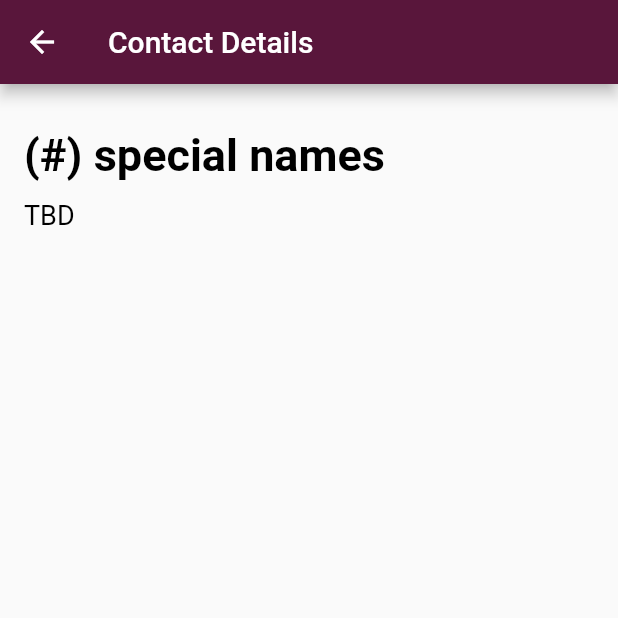
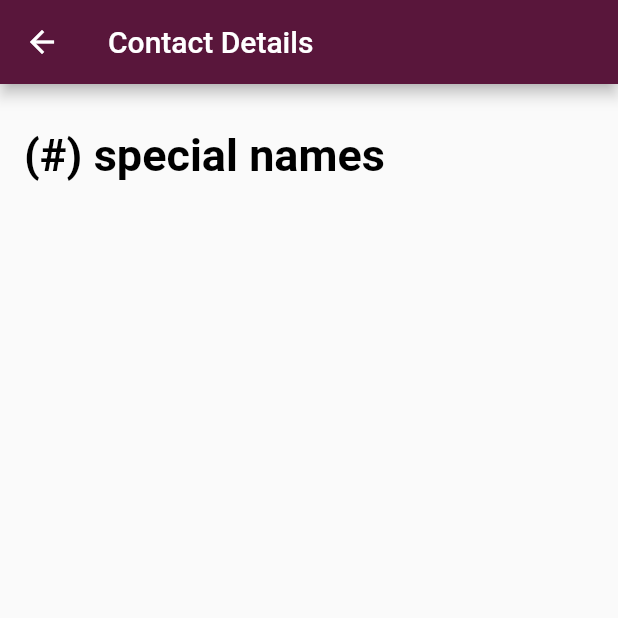
Before and after one commit to Dan-Ilies/flutter_challenge_contacts, a Flutter app: the ContactsListScreen screen opened by its route, after a tap on "(#) special names", on a phone screen of 412 x 824 dp, the top half of it. Run offline on Flutter 3.47's test engine with Material 2 defaults, Android fonts, the phone set to English and light mode, and no system bars; our stand-ins replace bloc, equatable, flutter_bloc; Roboto replaces fonts that are missing (Arial).

Commit message:
Add unit tests for Contacts List Bloc. Final clean-up.

```diff
--- a/lib/app/app.dart
+++ b/lib/app/app.dart
@@ -1,5 +1,4 @@
 
-import 'package:challenge_about_you/core/contacts_list/contacts_list_screen.dart';
 import 'package:challenge_about_you/navigation/app_router.dart';
 import 'package:challenge_about_you/navigation/routes.dart';
 import 'package:challenge_about_you/theme/colors.dart';
--- a/lib/core/contact_details/contact_details_screen.dart
+++ b/lib/core/contact_details/contact_details_screen.dart
@@ -18,20 +18,9 @@ class ContactDetailsScreen extends StatelessWidget {
       ),
       body: Padding(
         padding: const EdgeInsets.fromLTRB(16, 30, 16, 0),
-        child: Column(
-          mainAxisAlignment: MainAxisAlignment.start,
-          crossAxisAlignment: CrossAxisAlignment.start,
-          children: [
-            Text(
-              _contactName,
-              style: AppTextStyles.mainHeader(),
-            ),
-            const SizedBox(height: 12),
-            Text(
-              'TBD',
-              style: AppTextStyles.mainText(fontSize: 18),
-            ),
-          ],
+        child: Text(
+          _contactName,
+          style: AppTextStyles.mainHeader(),
         ),
       ),
     );
--- a/lib/core/contacts_list/bloc/contacts_list_bloc.dart
+++ b/lib/core/contacts_list/bloc/contacts_list_bloc.dart
@@ -1,5 +1,3 @@
-import 'dart:async';
-
 import 'package:bloc/bloc.dart';
 import 'package:challenge_about_you/data/models/contact.dart';
 import 'package:challenge_about_you/data/repositories/contacts_repository.dart';
--- a/lib/core/contacts_list/contacts_list_screen.dart
+++ b/lib/core/contacts_list/contacts_list_screen.dart
@@ -98,7 +98,7 @@ class ContactsListScreen extends StatelessWidget implements GroupedListDelegate
             crossAxisAlignment: CrossAxisAlignment.start,
             children: [
               Text(
-                'Dan - The Author',
+                'Dan Ilies',
                 style: AppTextStyles.mainText(fontWeight: FontWeight.w600),
               ),
               const SizedBox(height: 12),
--- a/lib/data/api/contacts_api.dart
+++ b/lib/data/api/contacts_api.dart
@@ -27,6 +27,7 @@ class ContactsAPIImpl extends ContactsAPI {
     'lowercase name',
     '@ / name',
     'X Æ A-12',
+    'Very long name that should not fit on a single line. This name should use at least 2 lines',
     '(#) special names',
     'Ashley not sorted',
   ];
--- a/lib/infrastructure/extensions/string_extensions.dart
+++ b/lib/infrastructure/extensions/string_extensions.dart
@@ -1,11 +1,10 @@
 extension StringValidation on String {
 
   bool isBlank() {
-    return this.trim().length == 0;
+    return trim().isEmpty;
   }
 
   bool isSpecialCharacter() {
-    // const regex = /[!"#$%&'()*+,-./:;<=>?@[\]^_`{|}~]/g;
     return RegExp(r'[^\w\s]+').hasMatch(this);
   }
 
--- a/lib/infrastructure/grouped_list/grouped_list_view.dart
+++ b/lib/infrastructure/grouped_list/grouped_list_view.dart
@@ -1,7 +1,6 @@
 
 import 'package:challenge_about_you/infrastructure/grouped_list/grouped_list_delegate.dart';
 import 'package:challenge_about_you/infrastructure/grouped_list/grouped_list_item.dart';
-import 'package:challenge_about_you/theme/colors.dart';
 import 'package:challenge_about_you/theme/images.dart';
 import 'package:challenge_about_you/theme/text_styles.dart';
 import 'package:flutter/material.dart';
--- a/lib/navigation/app_router.dart
+++ b/lib/navigation/app_router.dart
@@ -21,6 +21,7 @@ class AppRouter {
   Route<dynamic> generateRoute(RouteSettings settings) {
     switch (settings.name) {
       case Routes.root:
+      case Routes.contactsList:
         return MaterialPageRoute(
           builder: (_) => BlocProvider(
             create: (context) => ContactsListBloc(_contactsRepository)..add(
@@ -29,11 +30,8 @@ class AppRouter {
             child: const ContactsListScreen(),
           ),
         );
-      case Routes.contactsList:
-        return MaterialPageRoute(builder: (_) => const ContactsListScreen());
       case Routes.contactDetails:
-        final contact = cast<Contact>(settings.arguments);
-        final contactName = contact?.name ?? '';
+        final contactName = cast<Contact>(settings.arguments)?.name ?? 'N/A';
         return MaterialPageRoute(builder: (_) =>
             ContactDetailsScreen(contactName: contactName));
       default:
--- a/lib/navigation/routes.dart
+++ b/lib/navigation/routes.dart
@@ -1,8 +1,6 @@
 
 abstract class Routes {
-
   static const root = '/';
   static const contactsList = '/contacts_list';
   static const contactDetails = '/contact_details';
-
 }
--- a/lib/theme/text_styles.dart
+++ b/lib/theme/text_styles.dart
@@ -1,15 +1,12 @@
-
 
 import 'package:flutter/material.dart';
 
 abstract class AppTextStyles {
 
   // region Custom Styles
-
   static TextStyle mainHeader() {
     return AppTextStyles.mainText(fontSize: 30, fontWeight: FontWeight.w700);
   }
-
   // endregion
 
   // region General Customizable Styles
```
Also changed, not shown: pubspec.yaml (+1 -8 lines), pubspec.lock, 2 other files.
